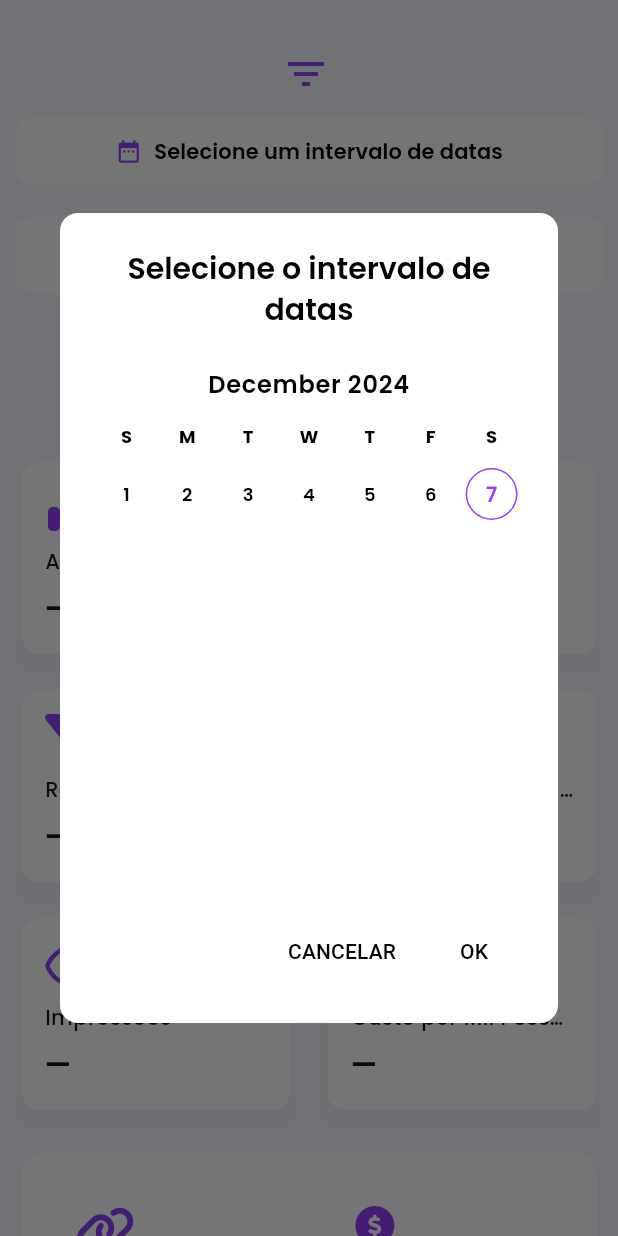
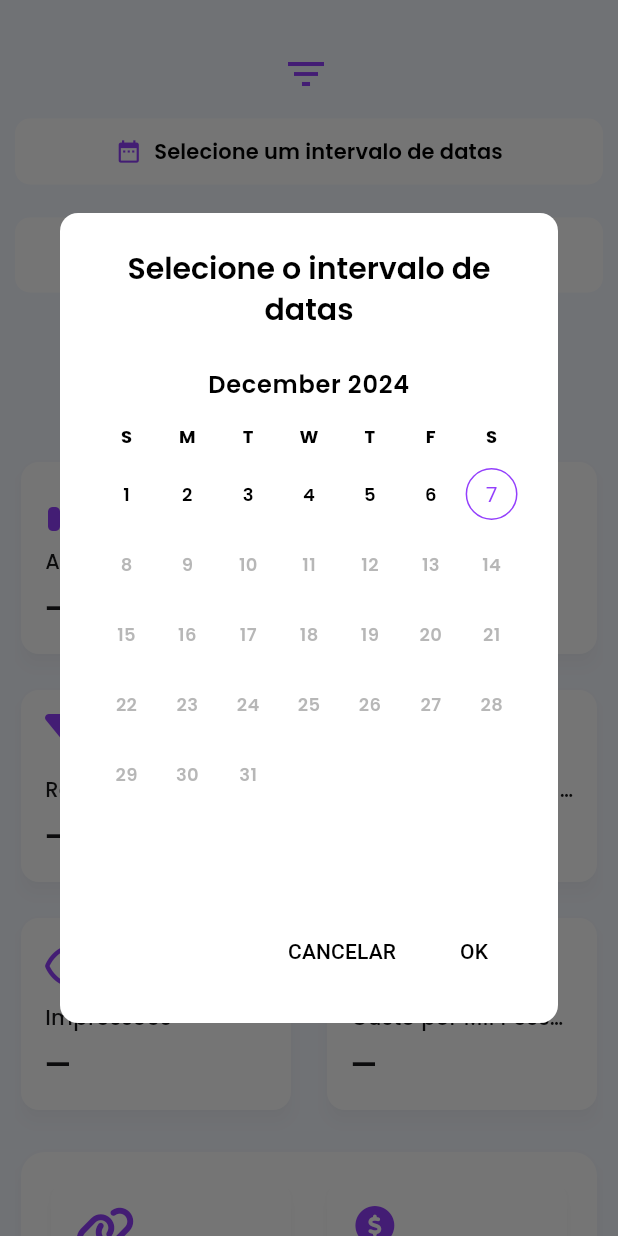
Before and after one commit to SotorivaXL/app_io, a Flutter app: the DashboardPage screen opened by its route, after a tap on the "filter list" icon, after a tap on "Selecione um intervalo de datas", on a phone screen of 412 x 824 dp. Run offline on Flutter 3.47's test engine with Material 3 defaults, Android fonts, the phone set to English and light mode, and no system bars; drawn by our look-alikes of syncfusion_flutter_datepicker; our stand-ins replace bottom_navy_bar, cloud_firestore, cloud_functions, connectivity_plus, firebase_auth, firebase_core and 10 more; accounts and stored records are empty; network calls fail; statements that could not run were skipped; project files that could hold a hidden picture were left out.

Commit message:
Outra pequena atualização na dash

```diff
--- a/lib/features/screens/dasboard/dashboard_page.dart
+++ b/lib/features/screens/dasboard/dashboard_page.dart
@@ -113,15 +113,11 @@ class _DashboardPageState extends State<DashboardPage> {
                     fontSize: 12,
                     fontWeight: FontWeight.w600,
                   ),
-                  todayTextStyle: TextStyle(
-                    color: Theme.of(context).colorScheme.tertiary,
+                  disabledDatesTextStyle: TextStyle(
                     fontFamily: 'Poppins',
-                    fontSize: 14,
+                    fontSize: 12,
                     fontWeight: FontWeight.w600,
-                  ),
-                  blackoutDatesDecoration: BoxDecoration(
-                    color: Theme.of(context).colorScheme.error,
-                    borderRadius: BorderRadius.circular(5),
+                    color: Theme.of(context).colorScheme.inverseSurface.withOpacity(0.5),
                   ),
                 ),
                 startRangeSelectionColor: Theme.of(context).colorScheme.primary,
@@ -475,7 +471,7 @@ class _DashboardPageState extends State<DashboardPage> {
                     icon: Icon(
                       Icons.manage_search,
                       size: 22,
-                      color: Theme.of(context).colorScheme.onSecondary,
+                      color: Theme.of(context).colorScheme.outline,
                     ),
                     label: Text(
                       'Filtrar',
@@ -490,7 +486,7 @@ class _DashboardPageState extends State<DashboardPage> {
                     style: ElevatedButton.styleFrom(
                       padding:
                       EdgeInsets.symmetric(horizontal: 20, vertical: 10),
-                      backgroundColor: Theme.of(context).colorScheme.primary,
+                      backgroundColor: Theme.of(context).colorScheme.tertiary,
                       shape: RoundedRectangleBorder(
                         borderRadius: BorderRadius.circular(25),
                       ),
```
Also changed, not shown: 2 other files.
